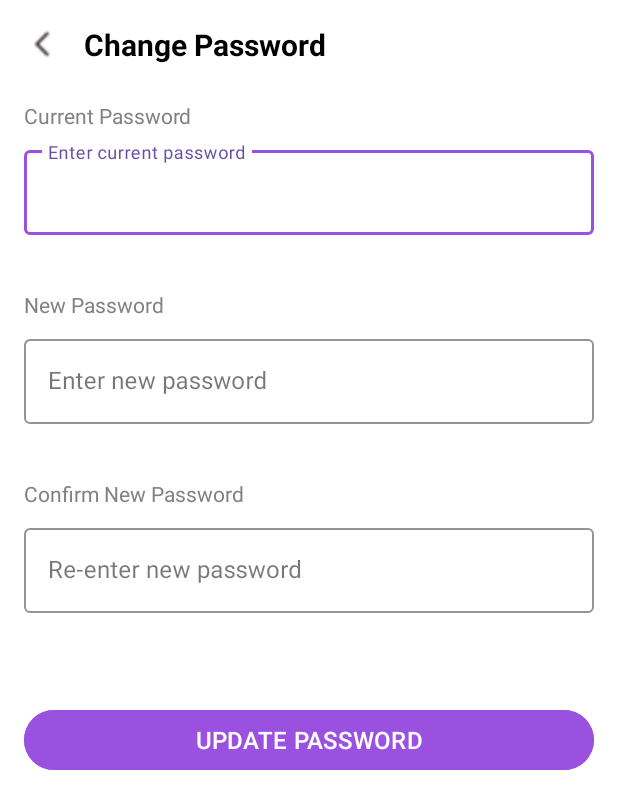
After one commit to M0NSTIEZ/pulseplay, an Android app: the ChangePasswordActivity screen opened directly, with no data from a screen before it, on a phone screen of 412 x 824 dp. The commit adds this screen. Shown: the top 809 px of the screen. Run offline under Robolectric (Android 15) with nearby library versions, the phone set to English and light mode, and no system bars; our stand-ins replace Firebase (no records; nobody signed in at launch, a user with empty details on screens opened directly).

Commit message:
added change password in settings but needs user auth

```diff
--- a/app/src/main/AndroidManifest.xml
+++ b/app/src/main/AndroidManifest.xml
@@ -41,6 +41,9 @@
         android:supportsRtl="true"
         android:theme="@style/Theme.PulsePlay"
         tools:targetApi="31">
+        <activity
+            android:name=".settings.ChangePasswordActivity"
+            android:exported="false" />
         <activity
             android:name=".dashboard.AvgCaloriesConsumed"
             android:exported="false" />
@@ -116,7 +119,7 @@
             android:label="@string/title_activity_home_page" />
         <activity
             android:name=".Register"
-            android:exported="false" /> <!-- Main Activity -->
+            android:exported="false" />
         <activity
             android:name=".MainActivity"
             android:exported="true"
--- a/app/src/main/java/com/example/pulseplay/fragments/ProfileFragment.kt
+++ b/app/src/main/java/com/example/pulseplay/fragments/ProfileFragment.kt
@@ -20,6 +20,7 @@ import com.example.pulseplay.profile.ContactUsActivity
 import com.example.pulseplay.profile.EditProfile
 import com.example.pulseplay.profile.PrivacyPolicyActivity
 import com.example.pulseplay.repository.UserRepository
+import com.example.pulseplay.settings.ChangePasswordActivity
 import com.google.firebase.auth.FirebaseAuth
 
 class ProfileFragment : Fragment() {
@@ -57,10 +58,10 @@ class ProfileFragment : Fragment() {
        privacy.setOnClickListener {
             startActivity(Intent(requireActivity(),PrivacyPolicyActivity::class.java))
         }
-//        val settings = view.findViewById<ImageView>(R.id.more_settings)
-//        settings.setOnClickListener {
-//            startActivity(Intent(requireActivity(),Settings::class.java))
-//        }
+        val settings = view.findViewById<ImageView>(R.id.more_settings)
+        settings.setOnClickListener {
+            startActivity(Intent(requireActivity(), ChangePasswordActivity::class.java))
+        }
 
 
 
--- /dev/null
+++ b/app/src/main/java/com/example/pulseplay/settings/ChangePasswordActivity.kt
@@ -0,0 +1,138 @@
+package com.example.pulseplay.settings
+
+import android.os.Bundle
+import android.view.View
+import android.widget.Button
+import android.widget.ImageView
+import android.widget.ProgressBar
+import android.widget.Toast
+import androidx.appcompat.app.AppCompatActivity
+import com.example.pulseplay.R
+import com.google.android.material.textfield.TextInputEditText
+import com.google.android.material.textfield.TextInputLayout
+import com.google.firebase.auth.EmailAuthProvider
+import com.google.firebase.auth.FirebaseAuth
+import com.google.firebase.auth.FirebaseUser
+
+class ChangePasswordActivity : AppCompatActivity() {
+
+    private lateinit var currentPasswordEditText: TextInputEditText
+    private lateinit var newPasswordEditText: TextInputEditText
+    private lateinit var confirmPasswordEditText: TextInputEditText
+    private lateinit var currentPasswordLayout: TextInputLayout
+    private lateinit var newPasswordLayout: TextInputLayout
+    private lateinit var confirmPasswordLayout: TextInputLayout
+    private lateinit var updateButton: Button
+    private lateinit var auth: FirebaseAuth
+    private lateinit var user: FirebaseUser
+
+    override fun onCreate(savedInstanceState: Bundle?) {
+        super.onCreate(savedInstanceState)
+        setContentView(R.layout.activity_change_password)
+
+        // Initialize Firebase Auth
+        auth = FirebaseAuth.getInstance()
+        user = auth.currentUser ?: run {
+            Toast.makeText(this, "User not authenticated", Toast.LENGTH_SHORT).show()
+            finish()
+            return
+        }
+
+        // Initialize views
+        currentPasswordEditText = findViewById(R.id.currentPassword)
+        newPasswordEditText = findViewById(R.id.newPassword)
+        confirmPasswordEditText = findViewById(R.id.confirmPassword)
+        currentPasswordLayout = findViewById(R.id.currentPasswordLayout)
+        newPasswordLayout = findViewById(R.id.newPasswordLayout)
+        confirmPasswordLayout = findViewById(R.id.confirmPasswordLayout)
+        updateButton = findViewById(R.id.updateButton)
+
+        // Set up back button
+        findViewById<ImageView>(R.id.backButton).setOnClickListener {
+            finish()
+        }
+
+        updateButton.setOnClickListener {
+            changePassword()
+        }
+    }
+
+    private fun changePassword() {
+        val currentPassword = currentPasswordEditText.text.toString().trim()
+        val newPassword = newPasswordEditText.text.toString().trim()
+        val confirmPassword = confirmPasswordEditText.text.toString().trim()
+
+        // Reset errors
+        currentPasswordLayout.error = null
+        newPasswordLayout.error = null
+        confirmPasswordLayout.error = null
+
+        // Validate inputs
+        if (currentPassword.isEmpty()) {
+            currentPasswordLayout.error = "Current password is required"
+            return
+        }
+
+        if (newPassword.isEmpty()) {
+            newPasswordLayout.error = "New password is required"
+            return
+        }
+
+        if (newPassword.length < 6) {
+            newPasswordLayout.error = "Password must be at least 6 characters"
+            return
+        }
+
+        if (confirmPassword.isEmpty()) {
+            confirmPasswordLayout.error = "Please confirm your new password"
+            return
+        }
+
+        if (newPassword != confirmPassword) {
+            confirmPasswordLayout.error = "Passwords don't match"
+            return
+        }
+
+        // Show progress
+        updateButton.isEnabled = false
+        findViewById<ProgressBar>(R.id.progressBar).visibility = View.VISIBLE
+
+        // Re-authenticate user
+        val credential = EmailAuthProvider.getCredential(user.email!!, currentPassword)
+        user.reauthenticate(credential)
+            .addOnCompleteListener { reAuthTask ->
+                if (reAuthTask.isSuccessful) {
+                    // Update password
+                    user.updatePassword(newPassword)
+                        .addOnCompleteListener { updateTask ->
+                            findViewById<ProgressBar>(R.id.progressBar).visibility = View.GONE
+                            updateButton.isEnabled = true
+
+                            if (updateTask.isSuccessful) {
+                                Toast.makeText(
+                                    this,
+                                    "Password updated successfully",
+                                    Toast.LENGTH_SHORT
+                                ).show()
+                                finish()
+                            } else {
+                                Toast.makeText(
+                                    this,
+                                    "Failed to update password: ${updateTask.exception?.message}",
+                                    Toast.LENGTH_SHORT
+                                ).show()
+                            }
+                        }
+                } else {
+                    findViewById<ProgressBar>(R.id.progressBar).visibility = View.GONE
+                    updateButton.isEnabled = true
+                    currentPasswordLayout.error = "Incorrect current password"
+                    Toast.makeText(
+                        this,
+                        "Authentication failed: ${reAuthTask.exception?.message}",
+                        Toast.LENGTH_SHORT
+                    ).show()
+                }
+            }
+    }
+}
--- /dev/null
+++ b/app/src/main/res/layout/activity_change_password.xml
@@ -0,0 +1,152 @@
+<?xml version="1.0" encoding="utf-8"?>
+<androidx.constraintlayout.widget.ConstraintLayout
+    xmlns:android="http://schemas.android.com/apk/res/android"
+    xmlns:app="http://schemas.android.com/apk/res-auto"
+    xmlns:tools="http://schemas.android.com/tools"
+    android:layout_width="match_parent"
+    android:layout_height="match_parent"
+    android:background="@color/white"
+    android:padding="16dp">
+
+    <!-- Header -->
+    <LinearLayout
+        android:id="@+id/header"
+        android:layout_width="match_parent"
+        android:layout_height="wrap_content"
+        android:orientation="horizontal"
+        android:gravity="center_vertical"
+        app:layout_constraintTop_toTopOf="parent">
+
+        <ImageView
+            android:id="@+id/backButton"
+            android:layout_width="24dp"
+            android:layout_height="24dp"
+            android:src="@drawable/back_button"
+            android:layout_marginEnd="16dp"/>
+
+        <TextView
+            android:layout_width="wrap_content"
+            android:layout_height="wrap_content"
+            android:text="Change Password"
+            android:textSize="20sp"
+            android:textStyle="bold"
+            android:textColor="@color/black"/>
+    </LinearLayout>
+
+    <!-- Scrollable Content -->
+    <ScrollView
+        android:layout_width="match_parent"
+        android:layout_height="0dp"
+        app:layout_constraintTop_toBottomOf="@id/header"
+        app:layout_constraintBottom_toBottomOf="parent">
+
+        <LinearLayout
+            android:layout_width="match_parent"
+            android:layout_height="wrap_content"
+            android:orientation="vertical"
+            android:paddingTop="24dp">
+
+            <!-- Current Password -->
+            <TextView
+                android:layout_width="match_parent"
+                android:layout_height="wrap_content"
+                android:text="Current Password"
+                android:textColor="@color/gray"
+                android:textSize="14sp"
+                android:layout_marginBottom="8dp"/>
+
+            <com.google.android.material.textfield.TextInputLayout
+                android:id="@+id/currentPasswordLayout"
+                style="@style/Widget.MaterialComponents.TextInputLayout.OutlinedBox"
+                android:layout_width="match_parent"
+                android:layout_height="wrap_content"
+                android:layout_marginBottom="16dp"
+                app:boxStrokeColor="@color/purple"
+                app:errorEnabled="true">
+
+                <com.google.android.material.textfield.TextInputEditText
+                    android:id="@+id/currentPassword"
+                    android:layout_width="match_parent"
+                    android:layout_height="wrap_content"
+                    android:inputType="textPassword"
+                    android:hint="Enter current password"/>
+            </com.google.android.material.textfield.TextInputLayout>
+
+            <!-- New Password -->
+            <TextView
+                android:layout_width="match_parent"
+                android:layout_height="wrap_content"
+                android:text="New Password"
+                android:textColor="@color/gray"
+                android:textSize="14sp"
+                android:layout_marginBottom="8dp"/>
+
+            <com.google.android.material.textfield.TextInputLayout
+                android:id="@+id/newPasswordLayout"
+                style="@style/Widget.MaterialComponents.TextInputLayout.OutlinedBox"
+                android:layout_width="match_parent"
+                android:layout_height="wrap_content"
+                android:layout_marginBottom="16dp"
+                app:boxStrokeColor="@color/purple"
+                app:errorEnabled="true">
+
+                <com.google.android.material.textfield.TextInputEditText
+                    android:id="@+id/newPassword"
+                    android:layout_width="match_parent"
+                    android:layout_height="wrap_content"
+                    android:inputType="textPassword"
+                    android:hint="Enter new password"/>
+            </com.google.android.material.textfield.TextInputLayout>
+
+            <!-- Confirm New Password -->
+            <TextView
+                android:layout_width="match_parent"
+                android:layout_height="wrap_content"
+                android:text="Confirm New Password"
+                android:textColor="@color/gray"
+                android:textSize="14sp"
+                android:layout_marginBottom="8dp"/>
+
+            <com.google.android.material.textfield.TextInputLayout
+                android:id="@+id/confirmPasswordLayout"
+                style="@style/Widget.MaterialComponents.TextInputLayout.OutlinedBox"
+                android:layout_width="match_parent"
+                android:layout_height="wrap_content"
+                android:layout_marginBottom="24dp"
+                app:boxStrokeColor="@color/purple"
+                app:errorEnabled="true">
+
+                <com.google.android.material.textfield.TextInputEditText
+                    android:id="@+id/confirmPassword"
+                    android:layout_width="match_parent"
+                    android:layout_height="wrap_content"
+                    android:inputType="textPassword"
+                    android:hint="Re-enter new password"/>
+            </com.google.android.material.textfield.TextInputLayout>
+
+            <!-- Update Button -->
+            <Button
+                android:id="@+id/updateButton"
+                android:layout_width="match_parent"
+                android:layout_height="48dp"
+                android:text="UPDATE PASSWORD"
+                android:textColor="@color/white"
+                android:backgroundTint="@color/purple"
+                android:textAllCaps="false"
+                android:textSize="16sp"
+                android:layout_marginTop="16dp"/>
+        </LinearLayout>
+    </ScrollView>
+
+    <!-- Progress Indicator -->
+    <ProgressBar
+        android:id="@+id/progressBar"
+        android:layout_width="wrap_content"
+        android:layout_height="wrap_content"
+        android:visibility="gone"
+        app:layout_constraintBottom_toBottomOf="parent"
+        app:layout_constraintLeft_toLeftOf="parent"
+        app:layout_constraintRight_toRightOf="parent"
+        app:layout_constraintTop_toTopOf="parent"/>
+
+</androidx.constraintlayout.widget.ConstraintLayout>
--- a/app/src/main/res/values/strings.xml
+++ b/app/src/main/res/values/strings.xml
@@ -6,6 +6,8 @@
     <string name="title_camera">Camera</string>
     <string name="title_profile">Profile</string>
     <string name="privacy_policy_content">
+    <string name="password_requirements">Password must be at least 6 characters long</string>
+    <string name="back_button">Back button</string>
     <![CDATA[
     <b>Last Updated:</b> [Insert Date]\n\n
     <b>1. Introduction</b>\n
@@ -45,6 +47,7 @@
         <item>Female</item>
     </string-array>
 
+
     <string-array name="cardiovascular_options">
         <item>No</item>
         <item>Yes</item>
```
